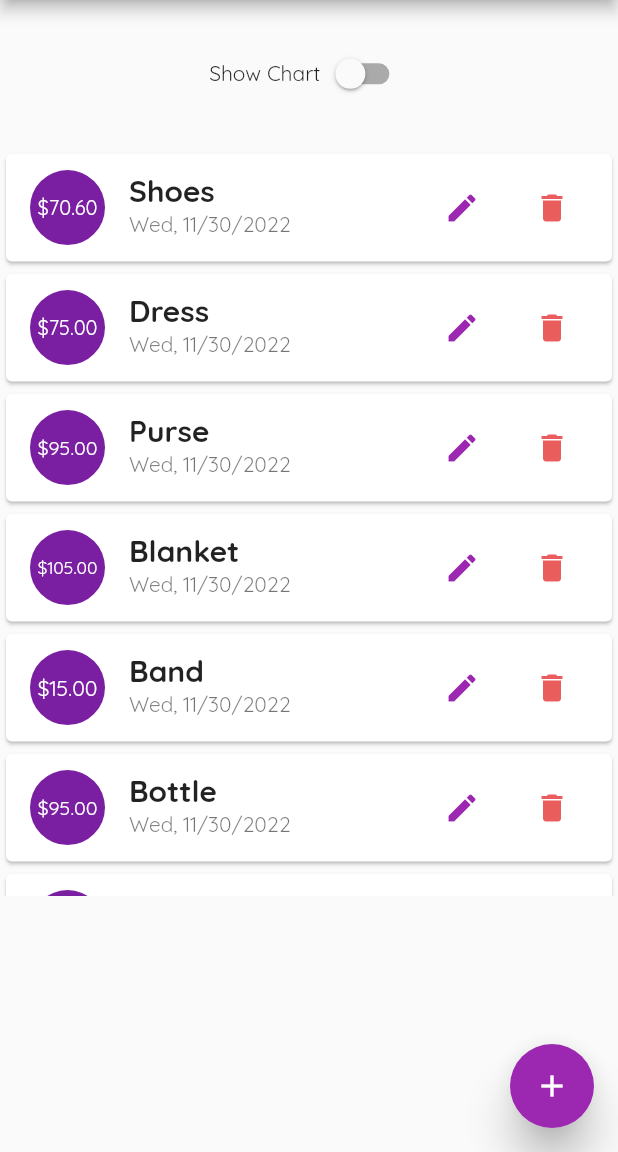
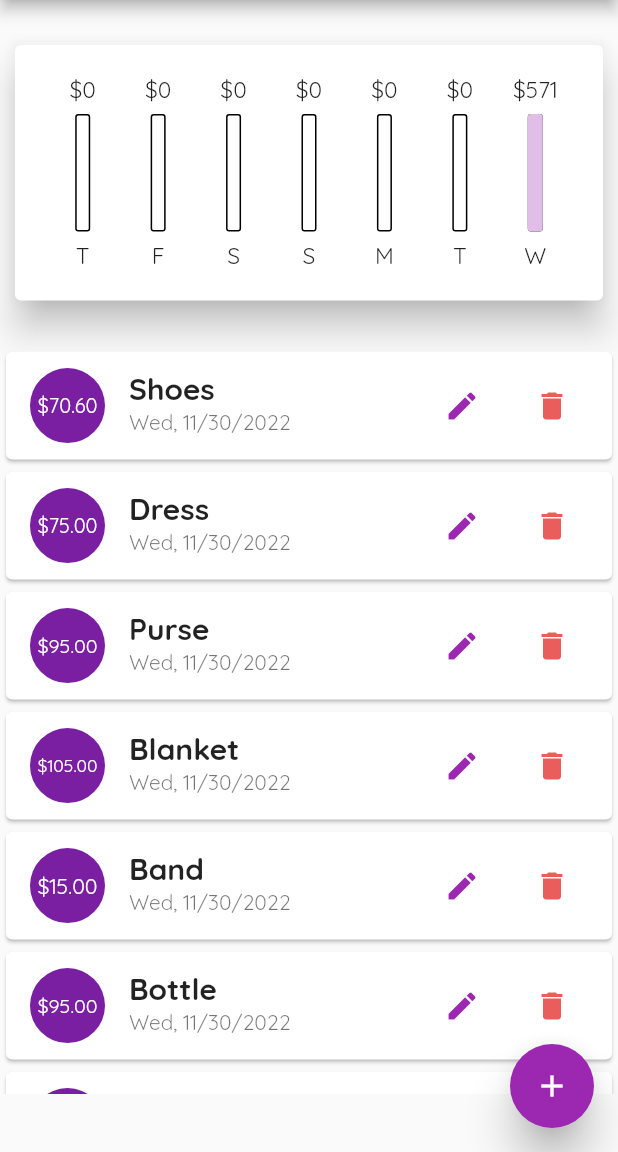
Before and after one commit to nayyyhaa/flutter-expense-app, a Flutter app: the screen it shows after launch, on a phone screen of 412 x 824 dp, the part 84-1236 px from its top. Run offline on Flutter 3.47's test engine with Material 2 defaults, Android fonts, the phone set to English and light mode, and no system bars.

Commit message:
style: responsive on both mode

```diff
--- a/lib/main.dart
+++ b/lib/main.dart
@@ -114,6 +114,8 @@ class MyHomePageState extends State<MyHomePage> {
 
   @override
   Widget build(BuildContext context) {
+    final _isLandscapeMode =
+        MediaQuery.of(context).orientation == Orientation.landscape;
     final appBar = AppBar(
       title: const Text("Xpense App"),
       actions: <Widget>[
@@ -123,11 +125,18 @@ class MyHomePageState extends State<MyHomePage> {
         )
       ],
     );
+    final txList = Container(
+        height: (MediaQuery.of(context).size.height -
+                appBar.preferredSize.height -
+                MediaQuery.of(context).padding.top) *
+            0.65,
+        child: TransactionList(_userTransactions, deleteTransaction));
 
     return Scaffold(
       appBar: appBar,
       body: Column(
         children: <Widget>[
+          if (_isLandscapeMode)
             Container(
               height: (MediaQuery.of(context).size.height -
                       appBar.preferredSize.height -
@@ -147,7 +156,18 @@ class MyHomePageState extends State<MyHomePage> {
                         });
                       })
                 ],
-              )),
+              ),
+            ),
+          if (!_isLandscapeMode)
+            Container(
+              height: (MediaQuery.of(context).size.height -
+                      appBar.preferredSize.height -
+                      MediaQuery.of(context).padding.top) *
+                  0.3,
+              child: Chart(_recentTransactions),
+            ),
+          if (!_isLandscapeMode) txList,
+          if (_isLandscapeMode)
             _isChartVisible
                 ? Container(
                     height: (MediaQuery.of(context).size.height -
@@ -156,12 +176,7 @@ class MyHomePageState extends State<MyHomePage> {
                         0.7,
                     child: Chart(_recentTransactions),
                   )
-              : Container(
-                  height: (MediaQuery.of(context).size.height -
-                          appBar.preferredSize.height -
-                          MediaQuery.of(context).padding.top) *
-                      0.65,
-                  child: TransactionList(_userTransactions, deleteTransaction)),
+                : txList,
         ],
       ),
       floatingActionButton: FloatingActionButton(
```
Lines whose indentation alone changed are shown as unchanged.
